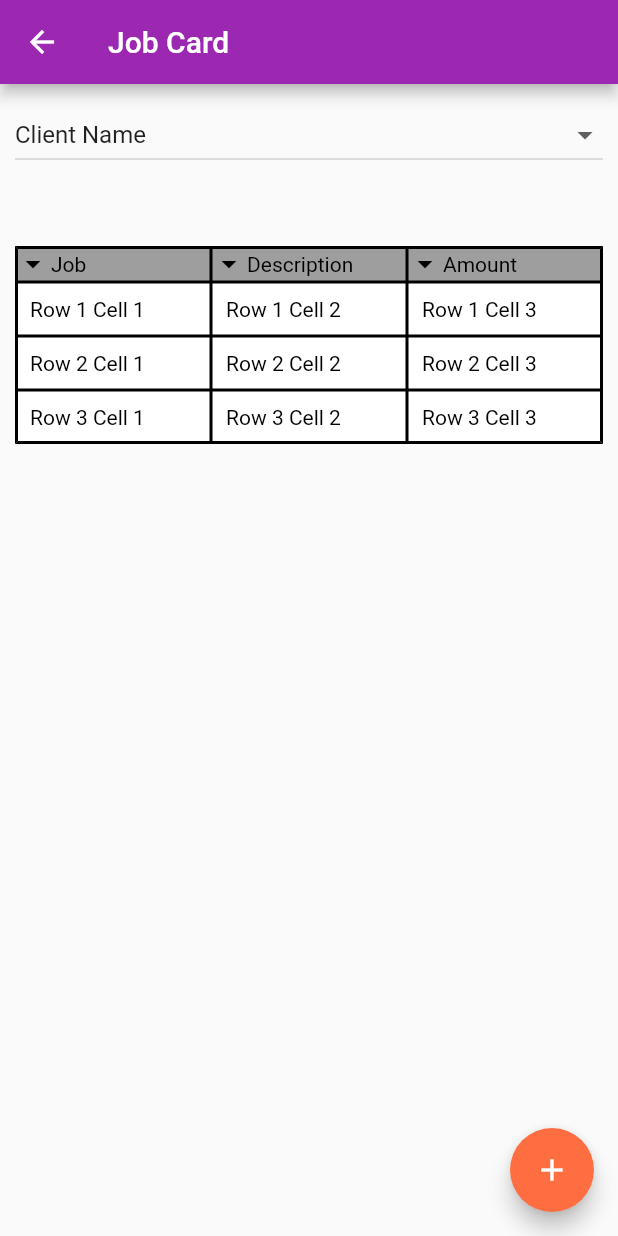
After one commit to parvshkhan/jobcard, a Flutter app: the JobCardScreen screen opened by its route, on a phone screen of 412 x 824 dp. The commit adds this screen. Run offline on Flutter 3.47's test engine with Material 2 defaults, Android fonts, the phone set to English and light mode, and no system bars.

Commit message:
dummy table added on add job click event

```diff
--- a/lib/main.dart
+++ b/lib/main.dart
@@ -2,6 +2,7 @@ import 'package:flutter/material.dart';
 import 'package:jobcard/ui/home/home_sceen.dart';
 import 'package:jobcard/ui/account/login_screen.dart';
 import 'package:jobcard/ui/account/register_screen.dart';
+import 'package:jobcard/ui/home/job_card_screen.dart';
 import 'package:jobcard/ui/splash/splash_screen.dart';
 
 void main() => runApp(
@@ -17,6 +18,7 @@ void main() => runApp(
         '/loginScreen': (BuildContext context) => new LoginScreen(),
         '/RegisterScreen': (BuildContext context) => new RegisterScreen(),
         '/HomeScreen': (BuildContext context) => new HomeScreen(),
+        '/JobCardScreen': (BuildContext context) => new JobCardScreen(),
       },
     )
 );
--- a/lib/ui/home/home_sceen.dart
+++ b/lib/ui/home/home_sceen.dart
@@ -1,4 +1,5 @@
 import 'package:flutter/material.dart';
+import 'package:jobcard/ui/home/job_card_screen.dart';
 import 'package:jobcard/ui/utils/app_constants.dart';
 class HomeScreen extends StatefulWidget{
 
@@ -55,7 +56,7 @@ class HomeState extends State<HomeScreen>{
       GestureDetector(
 
         onTap: () {
-          showInSnackBar("Under development");
+
         },
         child: Column(
           mainAxisAlignment: MainAxisAlignment.center,
@@ -98,7 +99,7 @@ class HomeState extends State<HomeScreen>{
       GestureDetector(
 
         onTap: () {
-          showInSnackBar("Under development");
+          Navigator.push(context, MaterialPageRoute(builder: (context)=>JobCardScreen()));
         },
         child: Column(
           mainAxisAlignment: MainAxisAlignment.center,
--- /dev/null
+++ b/lib/ui/home/job_card_screen.dart
@@ -0,0 +1,160 @@
+import 'package:flutter/material.dart';
+import 'package:jobcard/ui/utils/app_constants.dart';
+
+class JobCardScreen extends StatefulWidget{
+
+  State createState(){
+    return JobCardState();
+  }
+}
+class JobCardState extends State<JobCardScreen>{
+  var _value ="1";
+
+
+
+  Widget build(BuildContext mContext){
+
+    return Scaffold(
+
+      appBar: AppBar(
+
+        title: Text(AppConstants.JObCardTitle),
+      ),
+      body: Container(
+
+        child: Column(
+          mainAxisAlignment: MainAxisAlignment.start,
+          children: <Widget>[
+
+            Padding(padding: EdgeInsets.fromLTRB(10, 10, 10, 20),child:
+            DropdownButton(items: getDropdownItems(), onChanged: (value) {
+              setState(() {
+                _value = value;
+              });
+            },
+                value: _value,
+                isExpanded: true ,
+              hint: Text('Client Name/Mobile Number',style: TextStyle(color: Colors.black),),),
+
+
+            ),
+            Padding(padding: EdgeInsets.fromLTRB(10, 30, 10, 20),
+            child: Table(
+
+                children:[
+                TableRow(
+                  decoration: BoxDecoration(
+                    color: Colors.grey
+                  ),
+                  children:[
+
+                    Row(children: <Widget>[
+                      Icon(Icons.arrow_drop_down,color: Colors.black,)
+                    ,Text('Job',style: TextStyle(color: Colors.black),),
+                    ],),
+                    Row(children: <Widget>[
+                      Icon(Icons.arrow_drop_down,color: Colors.black,)
+                      ,Text('Description',style: TextStyle(color: Colors.black),),
+                    ],),
+                    Row(children: <Widget>[
+                      Icon(Icons.arrow_drop_down,color: Colors.black,)
+                      ,Text('Amount',style: TextStyle(color: Colors.black),),
+                    ],),
+                  ]
+                ),
+
+
+                TableRow(
+                    decoration: BoxDecoration(
+                        color: Colors.white
+                    ),
+                    children:[
+
+                Padding(padding: EdgeInsets.all(10),
+                  child:Text('Row 1 Cell 1',style: TextStyle(color: Colors.black),),),
+              Padding(padding: EdgeInsets.all(10),
+                  child:Text('Row 1 Cell 2',style: TextStyle(color: Colors.black),),),
+                      Padding(
+                        padding: EdgeInsets.all(10),
+                        child: Row(children: <Widget>[
+                          Text('Row 1 Cell 3',style: TextStyle(color: Colors.black),)
+                        ],),
+                      ),
+                    ]
+                ),
+
+
+                TableRow(
+                    decoration: BoxDecoration(
+                        color: Colors.white
+                    ),
+                    children:[
+
+                      Row(children: <Widget>[
+                        Padding(padding: EdgeInsets.all(10),
+                          child:Text('Row 2 Cell 1',style: TextStyle(color: Colors.black),),),
+                      ],),
+                      Row(children: <Widget>[
+                        Padding(padding: EdgeInsets.all(10),
+                          child:Text('Row 2 Cell 2',style: TextStyle(color: Colors.black),),),
+                       ],),
+                      Row(children: <Widget>[
+
+                        Padding(padding: EdgeInsets.all(10),
+                          child:Text('Row 2 Cell 3',style: TextStyle(color: Colors.black),),),
+                      ],),
+                    ]
+                ),
+
+                TableRow(
+                    decoration: BoxDecoration(
+                        color: Colors.white
+                    ),
+                    children:[
+
+                      Row(children: <Widget>[
+                        Padding(padding: EdgeInsets.all(10),
+                          child:Text('Row 3 Cell 1',style: TextStyle(color: Colors.black),),),
+                      ],),
+                      Row(children: <Widget>[
+                        Padding(padding: EdgeInsets.all(10),
+                          child:Text('Row 3 Cell 2',style: TextStyle(color: Colors.black),),),
+                      ],),
+                      Row(children: <Widget>[
+                        Padding(padding: EdgeInsets.all(10),
+                          child:Text('Row 3 Cell 3',style: TextStyle(color: Colors.black),),),
+                      ],),
+                    ]
+                )
+
+
+              ],
+              border: TableBorder.all(color: Colors.black,width: 2),
+            ),
+            )
+
+
+          ],
+        ),
+      ),
+      floatingActionButton: FloatingActionButton(
+          onPressed: (){
+
+      }
+      ,backgroundColor: Colors.deepOrangeAccent,
+        child: Icon(Icons.add,color: Colors.white,),
+      ),
+    );
+  }
+
+  List<DropdownMenuItem<String>> getDropdownItems(){
+
+   List<DropdownMenuItem<String>> list = new List();
+
+   DropdownMenuItem<String> item1 = new DropdownMenuItem(child: Text(AppConstants.drop_item_1),value: "1",);
+   DropdownMenuItem<String> item2 = new DropdownMenuItem(child: Text(AppConstants.drop_item_2),value: "2",);
+   list.add(item1);
+   list.add(item2);
+   return list;
+  }
+}
--- a/lib/ui/utils/app_constants.dart
+++ b/lib/ui/utils/app_constants.dart
@@ -14,4 +14,10 @@ class AppConstants{
   static double PADDING_10 = 10.0;
   static double PADDING_15 = 15.0;
   static double PADDING_5 = 5.0;
+
+
+  // String constants
+  static String JObCardTitle = 'Job Card';
+  static String drop_item_1 = 'Client Name';
+  static String drop_item_2 = 'Mobile Number';
 }
```
